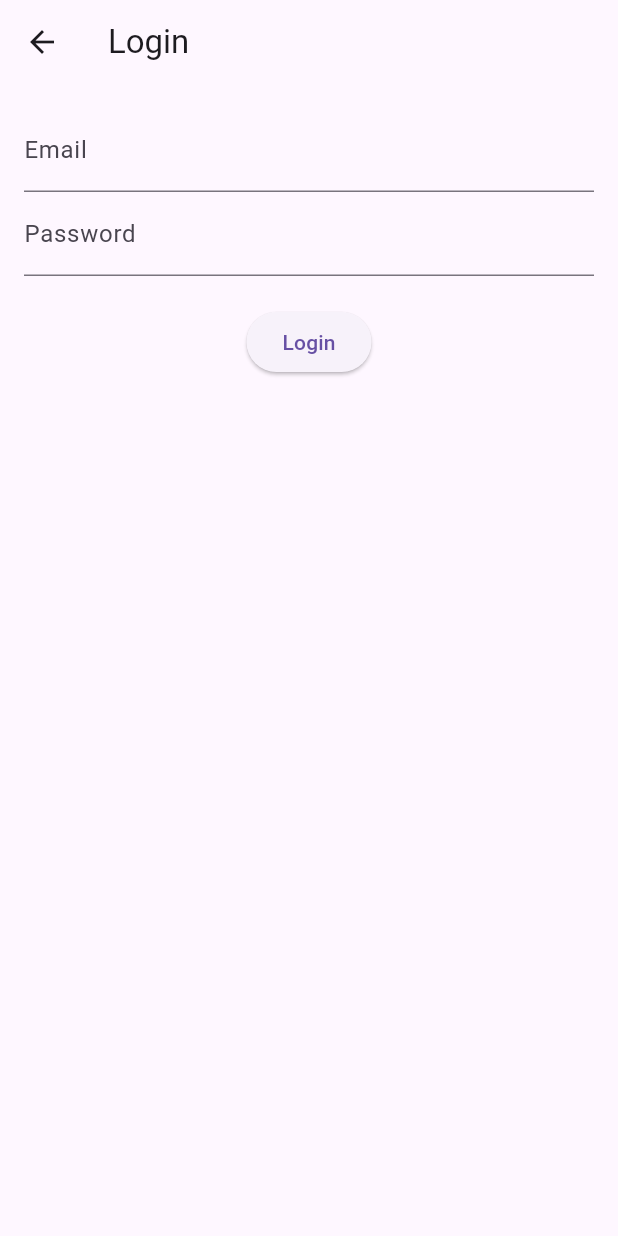
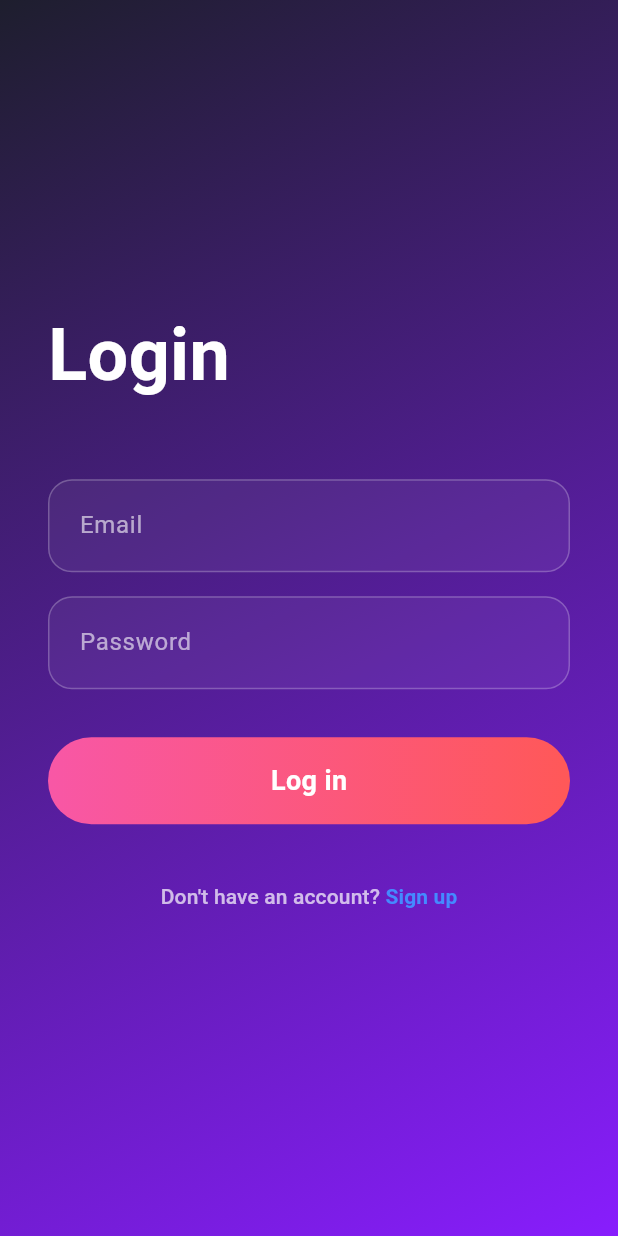
Before and after one commit to samedkocyigit/yconic-mobile, a Flutter app: the LoginScreen screen opened by its route, on a phone screen of 412 x 824 dp. Run offline on Flutter 3.47's test engine with Material 3 defaults, Android fonts, the phone set to English and light mode, and no system bars; our stand-ins replace flutter_riverpod, flutter_secure_storage; accounts and stored records are empty.

Commit message:
login process has been handled and login screen designed

```diff
--- a/lib/presentation/screens/auth/login_screen.dart
+++ b/lib/presentation/screens/auth/login_screen.dart
@@ -1,11 +1,9 @@
-import 'package:flutter/foundation.dart';
 import 'package:flutter/material.dart';
-import 'package:flutter/widgets.dart';
 import 'package:flutter_riverpod/flutter_riverpod.dart';
 import 'package:yconic/presentation/providers/auth_providers.dart';
 
 class LoginScreen extends ConsumerWidget {
-  LoginScreen({Key? key}) : super(key: key);
+  LoginScreen({super.key});
 
   final emailController = TextEditingController();
   final passwordController = TextEditingController();
@@ -13,31 +11,49 @@ class LoginScreen extends ConsumerWidget {
   @override
   Widget build(BuildContext context, WidgetRef ref) {
     final authState = ref.watch(authNotifierProvider);
-    final auhtNotifier = ref.read(authNotifierProvider.notifier);
+    final authNotifier = ref.read(authNotifierProvider.notifier);
 
     return Scaffold(
-      appBar: AppBar(
-        title: Text('Login'),
+      body: Container(
+        decoration: const BoxDecoration(
+          gradient: LinearGradient(
+            colors: [Color(0xFF1E1E2E), Color(0xFF881DFD)],
+            begin: Alignment.topLeft,
+            end: Alignment.bottomRight,
           ),
-      body: Padding(
-        padding: const EdgeInsets.all(16.0),
+        ),
+        child: Center(
+          child: SingleChildScrollView(
+            padding: const EdgeInsets.symmetric(horizontal: 32.0),
             child: Column(
+              crossAxisAlignment: CrossAxisAlignment.start,
               children: [
-            TextField(
+                const Text(
+                  'Login',
+                  style: TextStyle(
+                    fontSize: 48,
+                    fontWeight: FontWeight.bold,
+                    color: Colors.white,
+                  ),
+                ),
+                const SizedBox(height: 48),
+                _buildTextField(
                   controller: emailController,
-              decoration: InputDecoration(labelText: 'Email'),
+                  hintText: 'Email',
                 ),
-            TextField(
+                const SizedBox(height: 16),
+                _buildTextField(
                   controller: passwordController,
-              decoration: InputDecoration(labelText: 'Password'),
+                  hintText: 'Password',
                   obscureText: true,
                 ),
-            SizedBox(height: 20),
+                const SizedBox(height: 32),
                 authState.isLoading
-                ? CircularProgressIndicator()
-                : ElevatedButton(
+                    ? const Center(child: CircularProgressIndicator())
+                    : _buildGradientButton(
+                        text: 'Log in',
                         onPressed: () async {
-                      await auhtNotifier.login(
+                          await authNotifier.login(
                             emailController.text.trim(),
                             passwordController.text.trim(),
                           );
@@ -45,14 +61,98 @@ class LoginScreen extends ConsumerWidget {
                             Navigator.pushReplacementNamed(context, '/home');
                           }
                         },
-                    child: Text('Login'),
+                      ),
+                const SizedBox(height: 24),
+                Center(
+                  child: TextButton(
+                    onPressed: () => Navigator.pushReplacementNamed(
+                      context,
+                      '/register',
+                    ),
+                    child: const Text.rich(
+                      TextSpan(
+                        text: "Don't have an account? ",
+                        style: TextStyle(color: Colors.white70),
+                        children: [
+                          TextSpan(
+                            text: 'Sign up',
+                            style: TextStyle(
+                              color: Colors.blueAccent,
+                              fontWeight: FontWeight.bold,
+                            ),
+                          ),
+                        ],
+                      ),
+                    ),
+                  ),
                 ),
                 if (authState.error != null)
-              Text(
+                  Center(
+                    child: Text(
                       authState.error!,
-                style: TextStyle(color: Colors.red),
+                      style: const TextStyle(color: Colors.redAccent),
                     ),
+                  )
               ],
+            ),
+          ),
+        ),
+      ),
+    );
+  }
+
+  Widget _buildTextField({
+    required TextEditingController controller,
+    required String hintText,
+    bool obscureText = false,
+  }) {
+    return Container(
+      decoration: BoxDecoration(
+        color: Colors.white.withOpacity(0.05),
+        borderRadius: BorderRadius.circular(16),
+        border: Border.all(color: Colors.white24),
+      ),
+      child: TextField(
+        controller: controller,
+        style: const TextStyle(color: Colors.white),
+        obscureText: obscureText,
+        decoration: InputDecoration(
+          contentPadding:
+              const EdgeInsets.symmetric(horizontal: 20, vertical: 18),
+          hintText: hintText,
+          hintStyle: TextStyle(color: Colors.white.withOpacity(0.6)),
+          border: InputBorder.none,
+        ),
+      ),
+    );
+  }
+
+  Widget _buildGradientButton({
+    required String text,
+    required VoidCallback onPressed,
+  }) {
+    return GestureDetector(
+      onTap: onPressed,
+      child: Container(
+        width: double.infinity,
+        padding: const EdgeInsets.symmetric(vertical: 16),
+        decoration: BoxDecoration(
+          borderRadius: BorderRadius.circular(30),
+          gradient: const LinearGradient(
+            colors: [Color(0xFFF857A6), Color(0xFFFF5858)],
+            begin: Alignment.centerLeft,
+            end: Alignment.centerRight,
+          ),
+        ),
+        child: const Center(
+          child: Text(
+            'Log in',
+            style: TextStyle(
+              color: Colors.white,
+              fontSize: 18,
+              fontWeight: FontWeight.bold,
+            ),
+          ),
         ),
       ),
     );
```
Lines whose indentation alone changed are shown as unchanged.
